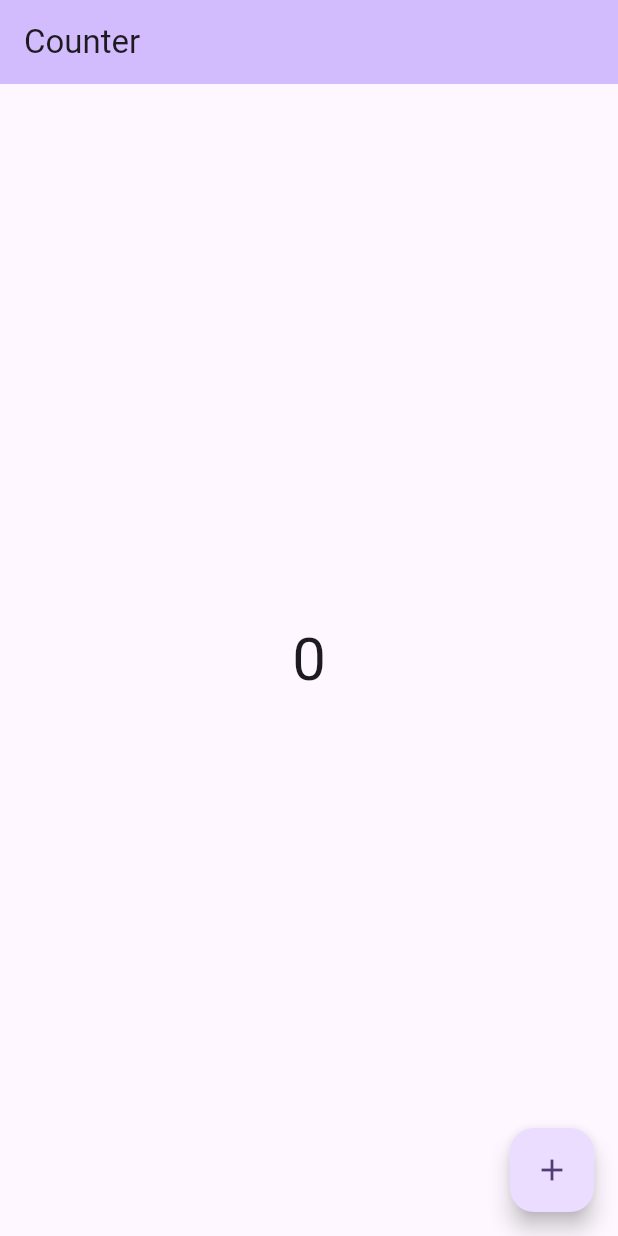
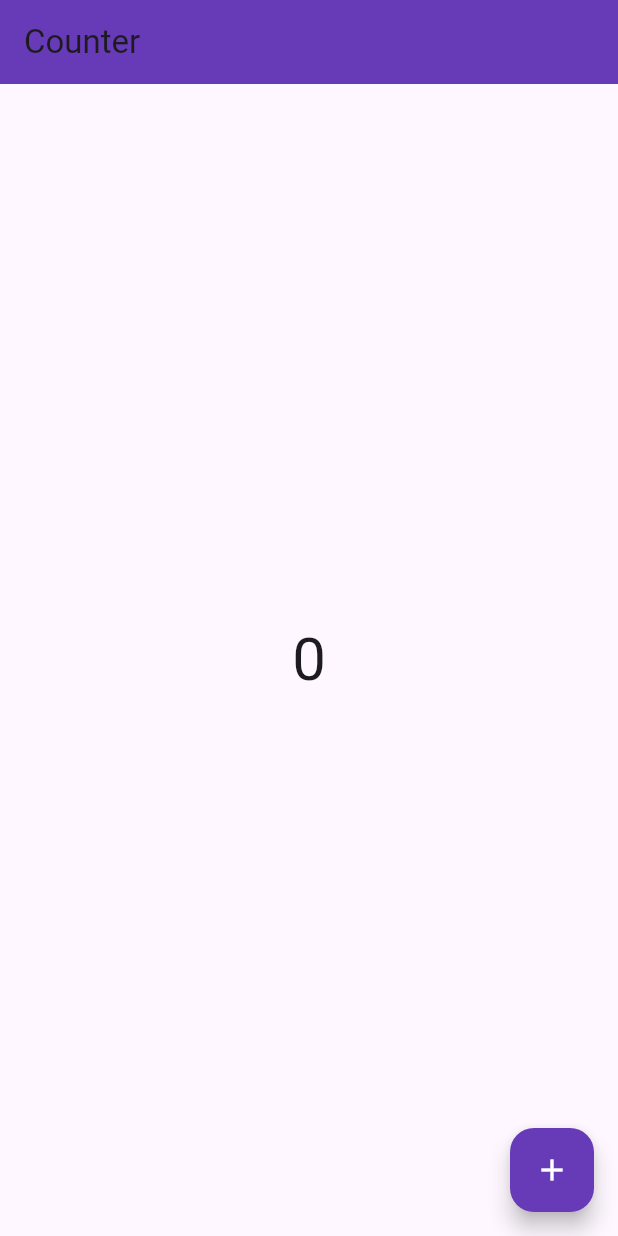
Before and after one commit to Eslam-code-gif/first_task_counter, a Flutter app: the screen it shows after launch, on a phone screen of 412 x 824 dp. Run offline on Flutter 3.47's test engine with Material 3 defaults, Android fonts, the phone set to English and light mode, and no system bars.

Commit message:
feat: Apply deep purple theme color
Removes the `ThemeData` from `MaterialApp` and directly applies a deep purple background color to the `AppBar` and the `FloatingActionButton`. The floating action button's foreground color is set to white.

```diff
--- a/lib/main.dart
+++ b/lib/main.dart
@@ -12,9 +12,6 @@ class MyApp extends StatelessWidget {
     return MaterialApp(
       debugShowCheckedModeBanner: false,
       title: 'Flutter Demo',
-      theme: ThemeData(
-        colorScheme: ColorScheme.fromSeed(seedColor: Colors.deepPurple),
-      ),
       home: const MyHomePage(),
     );
   }
@@ -51,7 +48,7 @@ class _MyHomePageState extends State<MyHomePage> {
   Widget build(BuildContext context) {
     return Scaffold(
       appBar: AppBar(
-        backgroundColor: Theme.of(context).colorScheme.inversePrimary,
+        backgroundColor: Colors.deepPurple,
         title: Text("Counter"),
       ),
       body: Center(
@@ -62,6 +59,8 @@ class _MyHomePageState extends State<MyHomePage> {
         ),
       ),
       floatingActionButton: FloatingActionButton(
+        backgroundColor: Colors.deepPurple,
+        foregroundColor: Colors.white,
         onPressed: changeCounter,
         child: Icon(isIncrement ? Icons.add : Icons.remove),
       ),
```
